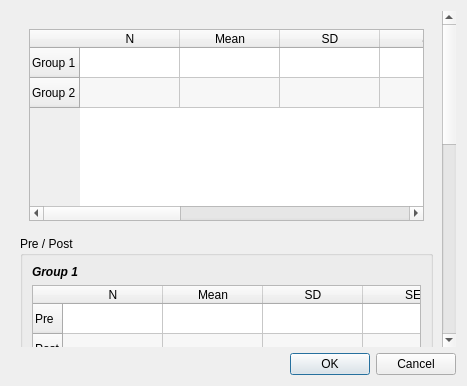
Above: src/rc_metastudio/forms/continuous_data_dialog.ui from AliSalman-et-al/rc-metastudio before the change. Below: the same form after it.
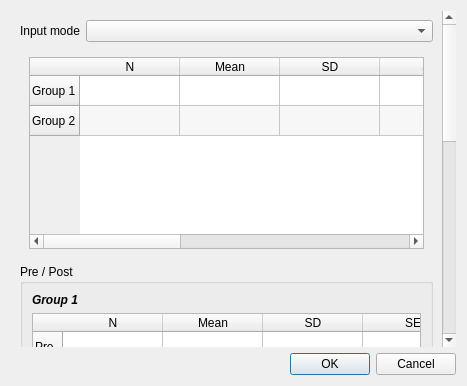
That is the form after the change. Icons and pictures are not drawn.

Commit message: Show active calculator inputs and retain visible estimates and actions

Patch:
```diff
--- a/src/rc_metastudio/forms/continuous_data_dialog.ui
+++ b/src/rc_metastudio/forms/continuous_data_dialog.ui
@@ -15,6 +15,10 @@
      <widget class="QWidget" name="content_widget">
       <property name="geometry"><rect><x>0</x><y>0</y><width>0</width><height>0</height></rect></property>
       <layout class="QVBoxLayout" name="content_layout">
+       <item><layout class="QFormLayout" name="input_mode_layout">
+        <item row="0" column="0"><widget class="QLabel" name="input_mode_label"><property name="text"><string>Input mode</string></property><property name="buddy"><cstring>input_mode_combo</cstring></property></widget></item>
+        <item row="0" column="1"><widget class="QComboBox" name="input_mode_combo"/></item>
+       </layout></item>
        <item>
         <widget class="QWidget" name="simple_group">
          <layout class="QVBoxLayout" name="simple_layout">
```
Left out of the diff: 8 changed lines with no effect on the pictures. The commit also changes 4 other files.
